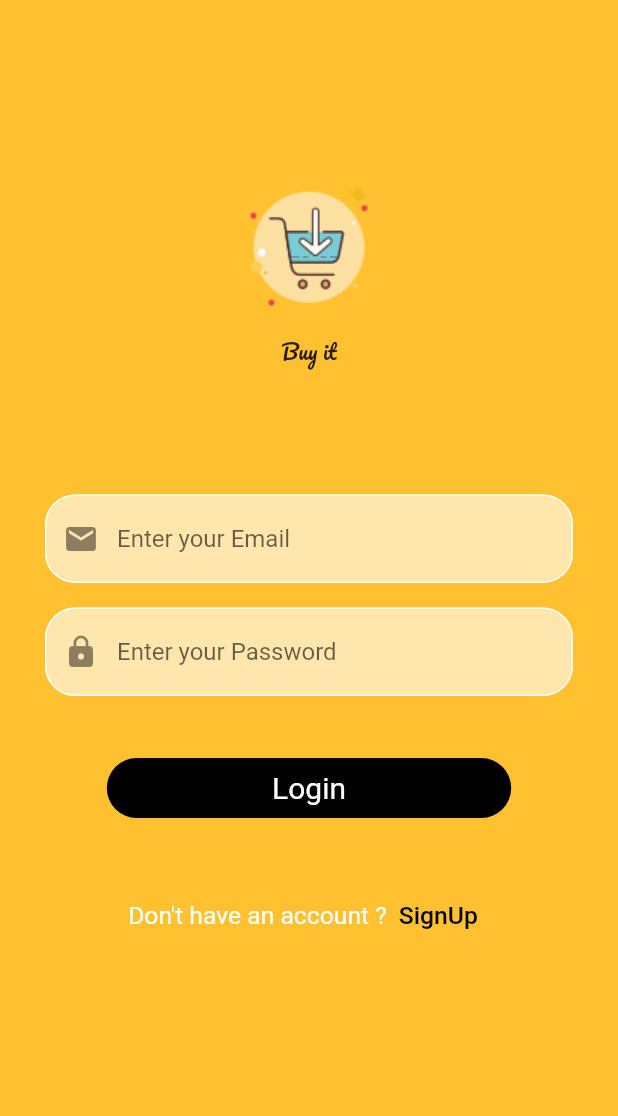
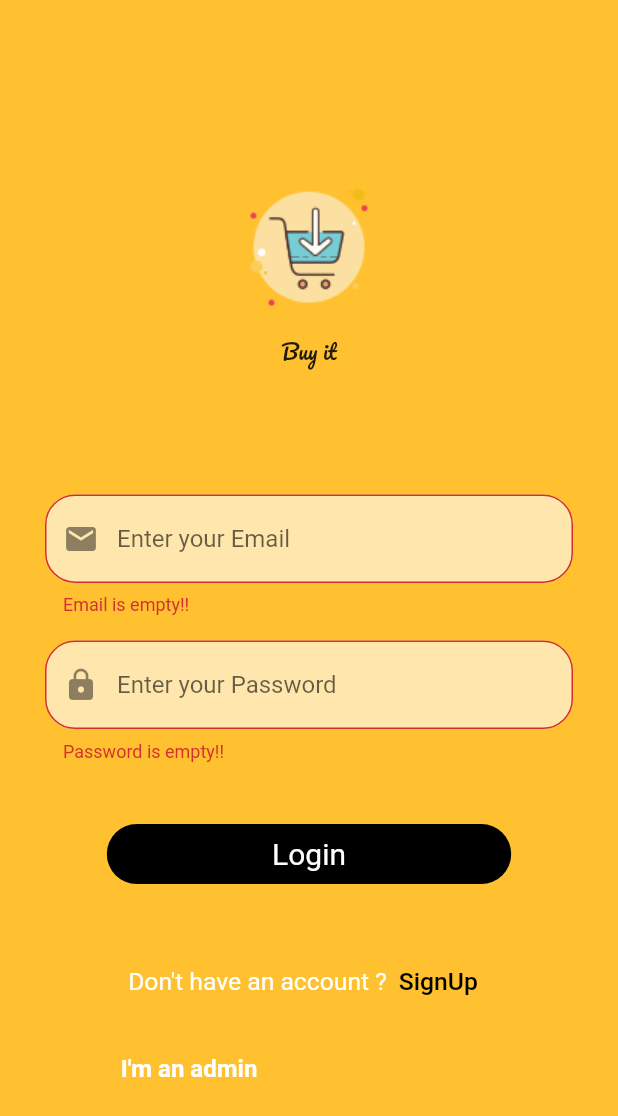
Before and after one commit to Hishamk99/e-commerce, a Flutter app: the screen it shows after launch, after a tap on "Login", on a phone screen of 412 x 824 dp. Shown: the top 1116 px of the screen. Run offline on Flutter 3.47's test engine with Material 2 defaults, Android fonts, the phone set to English and light mode, and no system bars; drawn by our look-alikes of modal_progress_hud_nsn; our stand-ins replace firebase_auth, firebase_core; accounts and stored records are empty.

Commit message:
Switching between admin and user

```diff
--- a/lib/main.dart
+++ b/lib/main.dart
@@ -2,6 +2,8 @@ import 'package:e_commerce/screens/login_screen.dart';
 import 'package:e_commerce/screens/signup_screen.dart';
 import 'package:flutter/material.dart';
 import 'package:firebase_core/firebase_core.dart';
+import 'package:provider/provider.dart';
+import 'provider/admin_mode.dart';
 
 void main()async {
   WidgetsFlutterBinding.ensureInitialized();
@@ -14,13 +16,16 @@ class EcommerceApp extends StatelessWidget {
 
   @override
   Widget build(BuildContext context) {
-    return MaterialApp(
-      debugShowCheckedModeBanner: false,
-      routes: {
-        LoginScreen.id :(context) =>  LoginScreen(),
-        SignUpScreen.id :(context) => SignUpScreen(),
-      },
-      initialRoute: LoginScreen.id,
+    return ChangeNotifierProvider<AdminMode>(
+      create: (context)=>AdminMode(),
+      child: MaterialApp(
+        debugShowCheckedModeBanner: false,
+        routes: {
+          LoginScreen.id :(context) =>  const LoginScreen(),
+          SignUpScreen.id :(context) => const SignUpScreen(),
+        },
+        initialRoute: LoginScreen.id,
+      ),
     );
   }
 }
--- /dev/null
+++ b/lib/provider/admin_mode.dart
@@ -0,0 +1,10 @@
+import 'package:flutter/cupertino.dart';
+class AdminMode extends ChangeNotifier {
+
+  bool isAdmin = false;
+  changeIsAdmin(bool value)
+  {
+    isAdmin = value;
+    notifyListeners();
+  }
+}
--- a/lib/screens/login_screen.dart
+++ b/lib/screens/login_screen.dart
@@ -1,5 +1,6 @@
 import 'package:e_commerce/constants.dart';
 import 'package:e_commerce/helper/show_snack_bar.dart';
+import 'package:e_commerce/provider/admin_mode.dart';
 import 'package:e_commerce/screens/signup_screen.dart';
 import 'package:e_commerce/services/auth.dart';
 import 'package:e_commerce/widgets/logo.dart';
@@ -7,6 +8,7 @@ import 'package:e_commerce/widgets/custom_text_form_field.dart';
 import 'package:firebase_auth/firebase_auth.dart';
 import 'package:flutter/material.dart';
 import 'package:modal_progress_hud_nsn/modal_progress_hud_nsn.dart';
+import 'package:provider/provider.dart';
 
 class LoginScreen extends StatefulWidget {
   const LoginScreen({super.key});
@@ -22,6 +24,8 @@ class _LoginScreenState extends State<LoginScreen> {
   String? email, password;
   final auth = Auth();
   bool isLoading = false;
+  bool isAdmin = false;
+  final adminPass = 'admin12345';
 
   @override
   Widget build(BuildContext context) {
@@ -65,29 +69,8 @@ class _LoginScreenState extends State<LoginScreen> {
                     height: height * .05,
                   ),
                   GestureDetector(
-                    onTap: () async {
-                      if (formKey.currentState!.validate()) {
-                        isLoading = true;
-                        setState(() {});
-                        try {
-                          formKey.currentState!.save();
-                          debugPrint(email);
-                          debugPrint(password);
-                          final res = await auth.signIn(email!, password!);
-                          debugPrint(res.user!.email);
-                          showSnackBar(context, 'success');
-                        } on FirebaseAuthException catch (e) {
-                          if (e.code == 'user-not-found') {
-                            showSnackBar(
-                                context, 'no user found for tha email');
-                          } else if (e.code == 'wrong-password') {
-                            showSnackBar(context,
-                                'wrong password provided for that user');
-                          }
-                        }
-                        isLoading = false;
-                        setState(() {});
-                      } else {}
+                    onTap: () {
+                      _validate(context);
                     },
                     child: Container(
                       margin: EdgeInsets.symmetric(
@@ -132,6 +115,54 @@ class _LoginScreenState extends State<LoginScreen> {
                       ),
                     ],
                   ),
+                  SizedBox(
+                    height: height * .03,
+                  ),
+                  Padding(
+                    padding: const EdgeInsets.symmetric(horizontal: 16),
+                    child: Row(
+                      children: [
+                        Expanded(
+                          child: GestureDetector(
+                            onTap: () {
+                              Provider.of<AdminMode>(context, listen: false)
+                                  .changeIsAdmin(true);
+                            },
+                            child: Text(
+                              'I\'m an admin',
+                              style: TextStyle(
+                                fontWeight: FontWeight.bold,
+                                fontSize: 16,
+                                color: Provider.of<AdminMode>(context).isAdmin
+                                    ? kMainColor
+                                    : Colors.white,
+                              ),
+                              textAlign: TextAlign.center,
+                            ),
+                          ),
+                        ),
+                        Expanded(
+                          child: GestureDetector(
+                            onTap: () {
+                              Provider.of<AdminMode>(context, listen: false)
+                                  .changeIsAdmin(false);
+                            },
+                            child: Text(
+                              'I\'m a user',
+                              style: TextStyle(
+                                fontSize: 16,
+                                fontWeight: FontWeight.bold,
+                                color: Provider.of<AdminMode>(context).isAdmin
+                                    ? Colors.white
+                                    : kMainColor
+                              ),
+                              textAlign: TextAlign.center,
+                            ),
+                          ),
+                        ),
+                      ],
+                    ),
+                  ),
                 ],
               ),
             ),
@@ -140,4 +171,50 @@ class _LoginScreenState extends State<LoginScreen> {
       ),
     );
   }
+
+  Future<void> _validate(BuildContext context) async {
+    isLoading = true;
+    setState(() {});
+    if (formKey.currentState!.validate()) {
+      formKey.currentState!.save();
+      if (Provider.of<AdminMode>(context , listen: false).isAdmin) {
+        if (password == adminPass) {
+          try {
+          debugPrint(email);
+          debugPrint(password);
+          await auth.signIn(email!, password!);
+          showSnackBar(context, 'hello');
+        } on FirebaseAuthException catch (e) {
+          if (e.code == 'user-not-found') {
+            showSnackBar(context, 'no user found for tha email');
+          } else if (e.code == 'wrong-password') {
+            showSnackBar(context, 'wrong password provided for that user');
+          }
+        } catch (e) {
+          print(e.toString());
+        }
+        } else {
+          showSnackBar(context, 'something went wrong');
+        }
+      } else {
+        try {
+          print(isAdmin);
+          debugPrint(email);
+          debugPrint(password);
+          await auth.signIn(email!, password!);
+          showSnackBar(context, 'success');
+        } on FirebaseAuthException catch (e) {
+          if (e.code == 'user-not-found') {
+            showSnackBar(context, 'no user found for tha email');
+          } else if (e.code == 'wrong-password') {
+            showSnackBar(context, 'wrong password provided for that user');
+          }
+        } catch (e) {
+          print(e.toString());
+        }
+      }
+    }
+    isLoading = false;
+    setState(() {});
+  }
 }
--- a/lib/screens/signup_screen.dart
+++ b/lib/screens/signup_screen.dart
@@ -80,8 +80,8 @@ class _SignUpScreenState extends State<SignUpScreen> {
                         setState(() {});
                         try {
                           formKey.currentState!.save();
-                          debugPrint(email);
-                          debugPrint(password);
+                           debugPrint(email);
+                           debugPrint(password);
                           final res = await auth.signUp(email!, password!);
                           debugPrint(res.user!.email);
                           showSnackBar(context, 'success');
--- a/lib/widgets/custom_text_form_field.dart
+++ b/lib/widgets/custom_text_form_field.dart
@@ -22,7 +22,7 @@ class CustomextField extends StatelessWidget {
       onSaved: onSaved,
       validator: (value)
       {
-        if(value == null)
+        if(value!.isEmpty)
         {
           return errorMessage(hint);
         }
--- a/pubspec.yaml
+++ b/pubspec.yaml
@@ -28,6 +28,7 @@ environment:
 # the latest version available on pub.dev. To see which dependencies have newer
 # versions available, run `flutter pub outdated`.
 dependencies:
+  provider: ^6.0.5
   modal_progress_hud_nsn: ^0.4.0
   firebase_auth: ^4.12.0
   firebase_core: ^2.20.0
```
Also changed, not shown: pubspec.lock.
